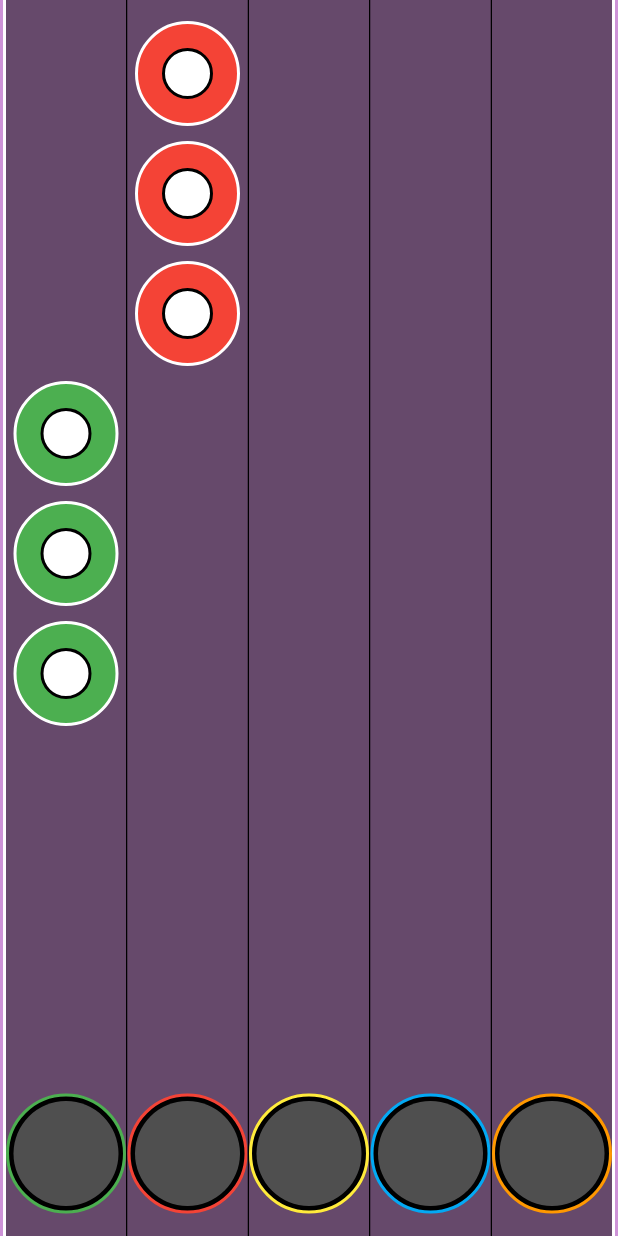
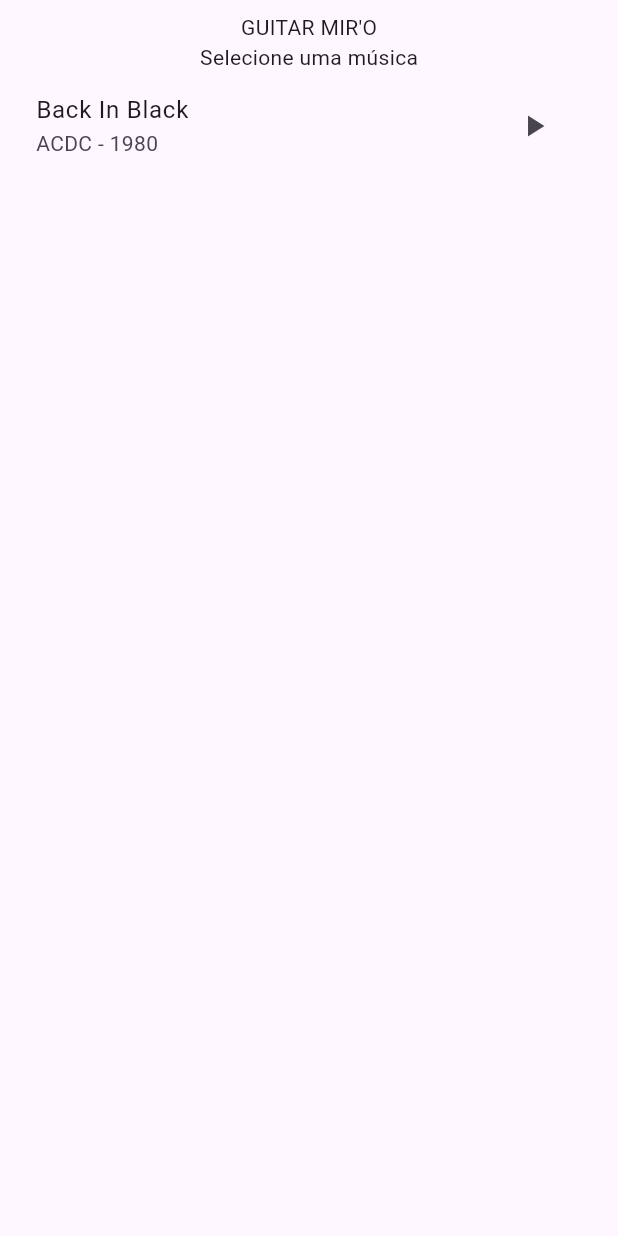
Before and after one commit to beromes/guitar-hero-mir, a Flutter app: the screen it shows after launch, on a phone screen of 412 x 824 dp. Run offline on Flutter 3.47's test engine with Material 2 defaults, Android fonts, the phone set to English and light mode, and no system bars.

Commit message:
fix: criando tela para escolha da música e tocando música junto com as notas

```diff
--- a/lib/home.dart
+++ /dev/null
@@ -1,52 +0,0 @@
-import 'package:flutter/material.dart';
-
-import 'guitar_row.dart';
-
-class HomePage extends StatelessWidget {
-  const HomePage({Key? key}) : super(key: key);
-
-  @override
-  Widget build(BuildContext context) {
-    return Scaffold(
-      backgroundColor: Colors.purple.withOpacity(0.5),
-      body: Center(
-        // child: Transform(
-        //   transform: Matrix4.identity()
-        //     ..setEntry(3, 2, 0.001)
-        //     ..rotateX(-45),
-        //   alignment: FractionalOffset.center,
-          child: Container(
-            decoration: const BoxDecoration(
-              border: Border.symmetric(
-                vertical: BorderSide(
-                  color: Colors.white,
-                  width: 2.0,
-                )
-              )
-            ),
-            child: Row(
-              mainAxisSize: MainAxisSize.min,
-              children: [
-                GuitarRow(times: [1, 2, 3], color: Colors.green),
-                divider(),
-                GuitarRow(times: [4, 5, 6], color: Colors.red),
-                divider(),
-                GuitarRow(times: [10, 11, 12], color: Colors.yellow),
-                divider(),
-                GuitarRow(times: [], color: Colors.lightBlue),
-                divider(),
-                GuitarRow(times: [13], color: Colors.orange),
-              ]
-            ),
-          ),
-        // ),
-      ),
-    );
-  }
-
-  static Widget divider() => Container(
-    width: 1.0,
-    height: double.infinity,
-    color: Colors.black,
-  );
-}
--- a/lib/main.dart
+++ b/lib/main.dart
@@ -1,6 +1,5 @@
 import 'package:flutter/material.dart';
-import 'package:guitar_hero_mir/home.dart';
-
+import 'package:guitar_hero_mir/screens/home_screen.dart';
 void main() {
   runApp(const MyApp());
 }
@@ -17,7 +16,7 @@ class MyApp extends StatelessWidget {
         colorScheme: ColorScheme.fromSeed(seedColor: Colors.deepPurple),
         useMaterial3: true,
       ),
-      home: const HomePage(),
+      home: const HomeScreen(),
     );
   }
 }
--- /dev/null
+++ b/lib/models/game_note.dart
@@ -0,0 +1,7 @@
+class GameNote {
+  double time;
+  int tier;
+
+  GameNote({ required this.time, required this.tier });
+
+}
--- a/lib/note_base.dart
+++ /dev/null
@@ -1,36 +0,0 @@
-import 'package:flutter/material.dart';
-
-class NoteBase extends StatefulWidget {
-  final Color color;
-  final double size;
-
-  const NoteBase({Key? key, required this.color, required this.size}) : super(key: key);
-
-  @override
-  State<NoteBase> createState() => _NoteBaseState();
-}
-
-class _NoteBaseState extends State<NoteBase> {
-  @override
-  Widget build(BuildContext context) {
-    return Container(
-      decoration: BoxDecoration(
-        borderRadius: BorderRadius.all(Radius.circular(widget.size)),
-        border: Border.all(width: 2.0, color: widget.color),
-        color: Colors.black,
-      ),
-      width: widget.size,
-      height: widget.size,
-      child: Padding(
-        padding: const EdgeInsets.all(3.0),
-        child: Container(
-          alignment: Alignment.center,
-          decoration: BoxDecoration(
-            borderRadius: BorderRadius.all(Radius.circular(widget.size)),
-            color: Colors.grey.withOpacity(0.5),
-          ),
-        ),
-      )
-    );
-  }
-}
--- /dev/null
+++ b/lib/screens/home_screen.dart
@@ -0,0 +1,59 @@
+import 'package:flutter/material.dart';
+import 'package:guitar_hero_mir/models/game_note.dart';
+import 'package:guitar_hero_mir/models/music_enum.dart';
+import 'package:guitar_hero_mir/screens/game_screen.dart';
+
+class HomeScreen extends StatelessWidget {
+  const HomeScreen({Key? key}) : super(key: key);
+
+  @override
+  Widget build(BuildContext context) {
+    return Scaffold(
+      body: Container(
+        padding: const EdgeInsets.all(8.0),
+        child: Column(
+          children: [
+            title(),
+            Expanded(child: musics()),
+          ],
+        ),
+      )
+
+    );
+  }
+
+  Widget title() {
+    return const Column(
+      children: [
+        Text("GUITAR MIR'O"),
+        Text('Selecione uma música')
+      ],
+    );
+  }
+
+  Widget musics() {
+    return ListView.separated(
+      itemBuilder: (ctx, i) {
+        Music music = Music.values[i];
+        return ListTile(
+          title: Text(music.name),
+          subtitle: Text('${music.author} - ${music.releaseYear}'),
+          trailing: IconButton(
+            icon: const Icon(Icons.play_arrow),
+            onPressed: () => selectMusic(music, ctx),
+          ),
+        );
+      },
+      separatorBuilder: (ctx, i) => const SizedBox(height: 12),
+      itemCount: Music.values.length
+    );
+  }
+
+  selectMusic(Music music, BuildContext context) async {
+    List<GameNote> notes = await music.gameNotes(context);
+    Navigator.push(
+      context,
+      MaterialPageRoute(builder: (context) => GameScreen(music: music, notes: notes)),
+    );
+  }
+}
--- a/lib/guitar_row.dart
+++ b/lib/widgets/guitar_row.dart
@@ -2,16 +2,18 @@ import 'dart:async';
 import 'dart:math';
 
 import 'package:flutter/material.dart';
-import 'package:guitar_hero_mir/note_base.dart';
+import 'package:flutter/services.dart';
+import 'package:guitar_hero_mir/widgets/note_base.dart';
 import 'note.dart';
 
 class GuitarRow extends StatefulWidget {
   final Color color;
   final double size;
-  late final int endTime;
+  final LogicalKeyboardKey keyboardKey;
+  late final double endTime;
   late final List<double> notesPositions;
 
-  GuitarRow({Key? key, required List<int> times, required this.color, this.size = 80.0}) : super(key: key) {
+  GuitarRow({Key? key, required List<double> times, required this.color, required this.keyboardKey, this.size = 80.0}) : super(key: key) {
     endTime = times.isEmpty ? 0 : times.reduce(max);
     notesPositions = getNotesPositions(times);
   }
@@ -20,7 +22,7 @@ class GuitarRow extends StatefulWidget {
   State<GuitarRow> createState() => _GuitarRowState();
 
 
-  List<double> getNotesPositions(List<int> times) {
+  List<double> getNotesPositions(List<double> times) {
     return times.map((e) => e * size).toList();
   }
 }
@@ -51,7 +53,11 @@ class _GuitarRowState extends State<GuitarRow> {
         children: [
           Positioned(
             bottom: 15.0,
-            child: NoteBase(color: widget.color, size: widget.size),
+            child: NoteBase(
+              color: widget.color,
+              keyboardKey: widget.keyboardKey,
+              size: widget.size
+            ),
           ),
           ...widget.notesPositions.map(
             (position) => AnimatedPositioned(
```
Also changed, not shown: lib/models/music_enum.dart (added, +49 -0 lines), lib/screens/game_screen.dart (added, +85 -0 lines), lib/widgets/note_base.dart (added, +61 -0 lines), pubspec.yaml (+5 -3 lines), lib/widgets/note.dart (renamed from lib/note.dart), pubspec.lock.
